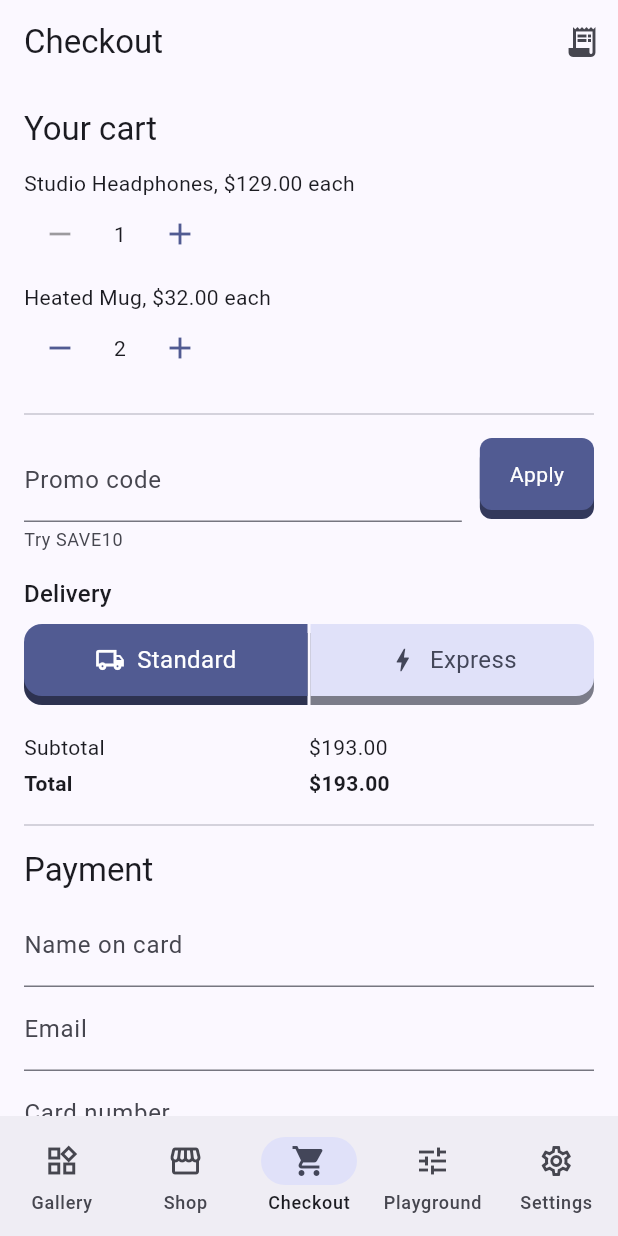
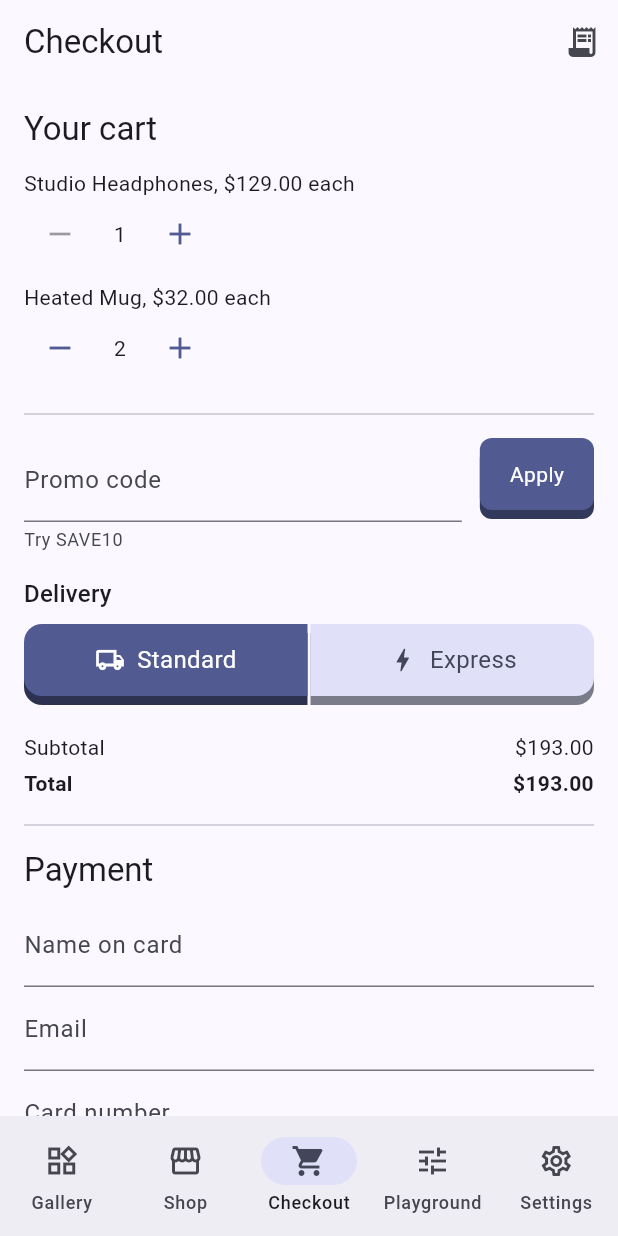
Before and after one commit to Ibrahim-Lokman/bouncy_button, a Flutter app: the screen it shows after launch, item 3 of the bottom bar chosen, on a phone screen of 412 x 824 dp. Run offline on Flutter 3.47's test engine with Material 3 defaults, Android fonts, the phone set to English and light mode, and no system bars.

Commit message:
Hide the depth layer behind ghost and glass faces
A visual check showed the depth layer showing through: ghost buttons
rendered as grey boxes and glass picked up a tint. Disabled tonal faces
were translucent too. Contrast tests now composite the face over the
depth layer and the page, as on screen. In the example, totals align
right and the confirmation appears under the Pay button.

```diff
--- a/example/lib/app.dart
+++ b/example/lib/app.dart
@@ -65,6 +65,7 @@ class _BouncyDemoAppState extends State<BouncyDemoApp> {
         listenable: _settings,
         builder: (context, _) => MaterialApp(
           title: 'Bouncy Button Demo',
+          debugShowCheckedModeBanner: false,
           themeMode: _settings.themeMode,
           theme: _theme(Brightness.light),
           darkTheme: _theme(Brightness.dark),
--- a/example/lib/screens/checkout_screen.dart
+++ b/example/lib/screens/checkout_screen.dart
@@ -326,8 +326,10 @@ class _CheckoutScreenState extends State<CheckoutScreen> {
       padding: const EdgeInsets.symmetric(vertical: 2),
       child: Row(
         children: [
-          Expanded(child: Text(label, style: style)),
-          Flexible(
+          Expanded(flex: 3, child: Text(label, style: style)),
+          // Right-aligned, and wraps rather than overflowing at large sizes.
+          Expanded(
+            flex: 2,
             child: Text(amount, style: style, textAlign: TextAlign.end),
           ),
         ],
--- a/lib/src/bouncy_button_widget.dart
+++ b/lib/src/bouncy_button_widget.dart
@@ -471,7 +471,9 @@ class _BouncyButtonState extends State<BouncyButton>
             scheme.primary;
       case BouncyButtonFill.tonal:
         if (!_isEnabled) {
-          return style.disabledColor ?? scheme.onSurface.withAlpha(31);
+          // Opaque, so the depth behind it doesn't show through.
+          return style.disabledColor ??
+              Color.alphaBlend(scheme.onSurface.withAlpha(31), scheme.surface);
         }
         return style.backgroundColor ??
             style.hslColor?.toColor() ??
@@ -562,6 +564,12 @@ class _BouncyButtonState extends State<BouncyButton>
   Color _depthColor(BuildContext context, BouncyButtonStyle style) {
     if (style.shadowColor != null) {
       return style.shadowColor!;
+    }
+    // These have no depth, and their face is clear or see-through, so a depth
+    // layer would show through it.
+    if (style.fill == BouncyButtonFill.ghost ||
+        style.fill == BouncyButtonFill.glass) {
+      return Colors.transparent;
     }
     if (_usesAccent(style) && style.decoration == null) {
       return _outlineColor(context, style);
```
Also changed, not shown: 1 other file.
